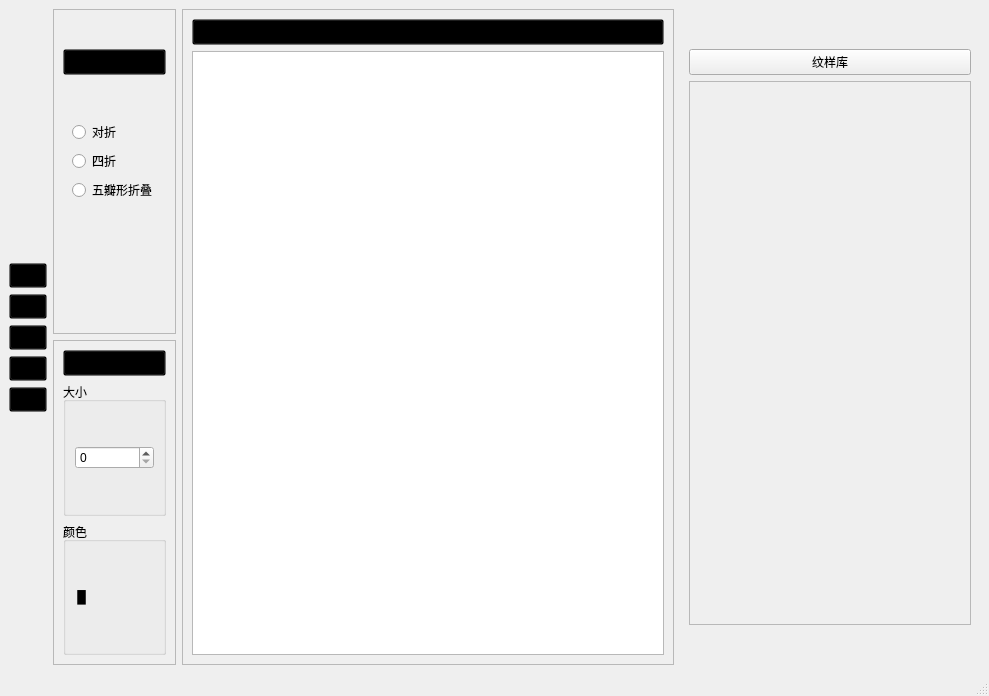
Qt form mainwindow.ui (zeki2333/papercutting-simulation) before a commit.
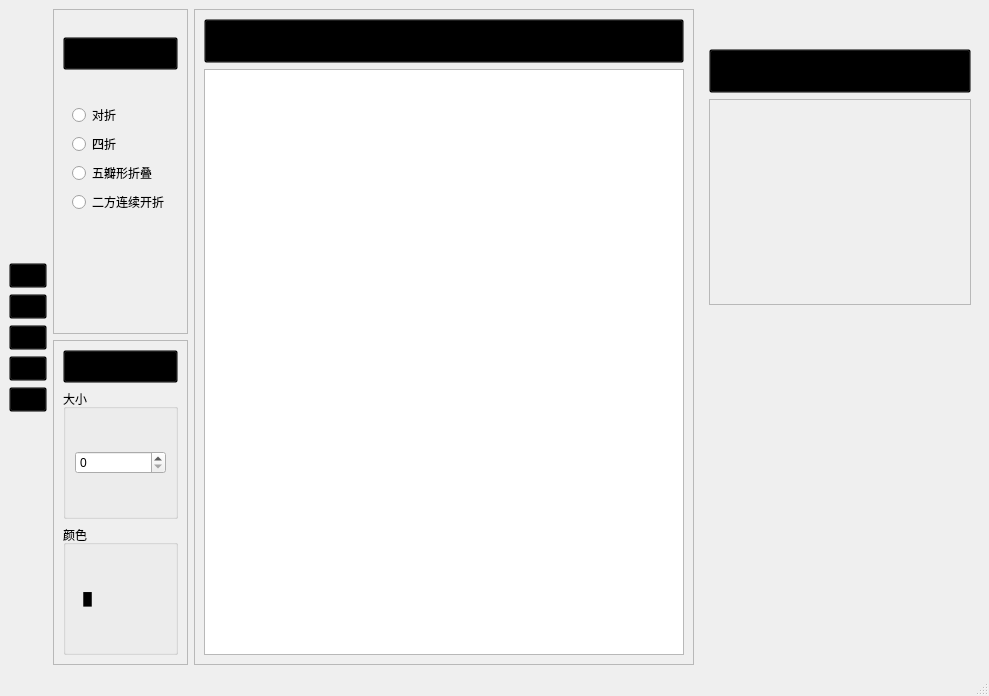
The same form after that commit. Icons and pictures are not drawn.

Commit message: Optimize UI and add a rectangle

Patch:
```diff
--- a/mainwindow.ui
+++ b/mainwindow.ui
@@ -229,12 +229,28 @@
         <layout class="QVBoxLayout" name="verticalLayout_3">
          <item>
           <widget class="QPushButton" name="pushButton">
+           <property name="font">
+            <font>
+             <family>微软雅黑</family>
+             <pointsize>13</pointsize>
+            </font>
+           </property>
            <property name="styleSheet">
             <string notr="true">QPushButton{background-color:transparent;}</string>
            </property>
            <property name="text">
             <string>折叠方式</string>
            </property>
+           <property name="icon">
+            <iconset resource="icon.qrc">
+             <normaloff>:/icon/E:/ENTERTAIN/Picture/icon/fold_mode.png</normaloff>:/icon/E:/ENTERTAIN/Picture/icon/fold_mode.png</iconset>
+           </property>
+           <property name="iconSize">
+            <size>
+             <width>30</width>
+             <height>30</height>
+            </size>
+           </property>
            <property name="autoDefault">
             <bool>false</bool>
            </property>
@@ -275,7 +291,7 @@
              </widget>
             </item>
             <item>
-             <widget class="QRadioButton" name="radioButton_2">
+             <widget class="QRadioButton" name="sizheBtn">
               <property name="text">
                <string>四折</string>
               </property>
@@ -288,6 +304,13 @@
               </property>
              </widget>
             </item>
+            <item>
+             <widget class="QRadioButton" name="erfangBtn">
+              <property name="text">
+               <string>二方连续开折</string>
+              </property>
+             </widget>
+            </item>
            </layout>
           </widget>
          </item>
@@ -308,12 +331,28 @@
         <layout class="QVBoxLayout" name="verticalLayout_4">
          <item>
           <widget class="QPushButton" name="pushButton_2">
+           <property name="font">
+            <font>
+             <family>微软雅黑</family>
+             <pointsize>13</pointsize>
+            </font>
+           </property>
            <property name="styleSheet">
             <string notr="true">QPushButton{background-color:transparent;}</string>
            </property>
            <property name="text">
             <string>属性</string>
            </property>
+           <property name="icon">
+            <iconset resource="icon.qrc">
+             <normaloff>:/icon/E:/ENTERTAIN/Picture/icon/Property.png</normaloff>:/icon/E:/ENTERTAIN/Picture/icon/Property.png</iconset>
+           </property>
+           <property name="iconSize">
+            <size>
+             <width>30</width>
+             <height>30</height>
+            </size>
+           </property>
           </widget>
          </item>
          <item>
@@ -378,12 +417,28 @@
       <layout class="QVBoxLayout" name="verticalLayout_7">
        <item>
         <widget class="QPushButton" name="pushButton_3">
+         <property name="font">
+          <font>
+           <family>微软雅黑</family>
+           <pointsize>18</pointsize>
+          </font>
+         </property>
          <property name="styleSheet">
           <string notr="true">QPushButton{background-color:transparent;}</string>
          </property>
          <property name="text">
           <string>创作区</string>
          </property>
+         <property name="icon">
+          <iconset resource="icon.qrc">
+           <normaloff>:/icon/E:/ENTERTAIN/Picture/icon/create_zone.png</normaloff>:/icon/E:/ENTERTAIN/Picture/icon/create_zone.png</iconset>
+         </property>
+         <property name="iconSize">
+          <size>
+           <width>40</width>
+           <height>40</height>
+          </size>
+         </property>
         </widget>
        </item>
        <item>
@@ -403,39 +458,132 @@
        </property>
        <item>
         <widget class="QPushButton" name="pushButton_4">
+         <property name="font">
+          <font>
+           <family>微软雅黑</family>
+           <pointsize>18</pointsize>
+          </font>
+         </property>
+         <property name="styleSheet">
+          <string notr="true">QPushButton{background-color:transparent;}</string>
+         </property>
          <property name="text">
           <string>纹样库</string>
          </property>
+         <property name="icon">
+          <iconset resource="icon.qrc">
+           <normaloff>:/icon/E:/ENTERTAIN/Picture/icon/Pattern.png</normaloff>:/icon/E:/ENTERTAIN/Picture/icon/Pattern.png</iconset>
+         </property>
+         <property name="iconSize">
+          <size>
+           <width>40</width>
+           <height>40</height>
+          </size>
+         </property>
         </widget>
        </item>
        <item>
         <widget class="QFrame" name="frame_3">
+         <property name="sizePolicy">
+          <sizepolicy hsizetype="Preferred" vsizetype="Preferred">
+           <horstretch>0</horstretch>
+           <verstretch>0</verstretch>
+          </sizepolicy>
+         </property>
+         <property name="minimumSize">
+          <size>
+           <width>0</width>
+           <height>96</height>
+          </size>
+         </property>
+         <property name="baseSize">
+          <size>
+           <width>0</width>
+           <height>0</height>
+          </size>
+         </property>
          <property name="frameShape">
           <enum>QFrame::StyledPanel</enum>
          </property>
          <property name="frameShadow">
           <enum>QFrame::Raised</enum>
          </property>
-         <layout class="QHBoxLayout" name="horizontalLayout_2">
-          <item>
-           <spacer name="horizontalSpacer">
-            <property name="orientation">
-             <enum>Qt::Horizontal</enum>
+         <layout class="QGridLayout" name="gridLayout">
+          <item row="0" column="2">
+           <widget class="QLabel" name="label_4">
+            <property name="styleSheet">
+             <string notr="true">QLabel{image:url(:/icon/E:/ENTERTAIN/Picture/icon/3.png)}</string>
             </property>
-            <property name="sizeType">
-             <enum>QSizePolicy::Fixed</enum>
+            <property name="text">
+             <string/>
             </property>
-            <property name="sizeHint" stdset="0">
-             <size>
-              <width>262</width>
-              <height>20</height>
-             </size>
+           </widget>
+          </item>
+          <item row="0" column="0">
+           <widget class="QLabel" name="label_2">
+            <property name="styleSheet">
+             <string notr="true">QLabel{image:url(:/icon/E:/ENTERTAIN/Picture/icon/round.png)}</string>
             </property>
-           </spacer>
+            <property name="text">
+             <string/>
+            </property>
+           </widget>
+          </item>
+          <item row="0" column="1">
+           <widget class="QLabel" name="label_3">
+            <property name="styleSheet">
+             <string notr="true">QLabel{image:url(:/icon/E:/ENTERTAIN/Picture/icon/moon.png)}</string>
+            </property>
+            <property name="text">
+             <string/>
+            </property>
+           </widget>
+          </item>
+          <item row="0" column="3">
+           <widget class="QLabel" name="label_5">
+            <property name="styleSheet">
+             <string notr="true">QLabel{image:url(:/icon/E:/ENTERTAIN/Picture/icon/4.png)}</string>
+            </property>
+            <property name="text">
+             <string/>
+            </property>
+           </widget>
           </item>
          </layout>
         </widget>
        </item>
+       <item>
+        <spacer name="verticalSpacer_3">
+         <property name="orientation">
+          <enum>Qt::Vertical</enum>
+         </property>
+         <property name="sizeType">
+          <enum>QSizePolicy::Fixed</enum>
+         </property>
+         <property name="sizeHint" stdset="0">
+          <size>
+           <width>20</width>
+           <height>300</height>
+          </size>
+         </property>
+        </spacer>
+       </item>
+       <item>
+        <spacer name="horizontalSpacer">
+         <property name="orientation">
+          <enum>Qt::Horizontal</enum>
+         </property>
+         <property name="sizeType">
+          <enum>QSizePolicy::Fixed</enum>
+         </property>
+         <property name="sizeHint" stdset="0">
+          <size>
+           <width>262</width>
+           <height>20</height>
+          </size>
+         </property>
+        </spacer>
+       </item>
       </layout>
      </widget>
     </item>
```
Left out of the diff: 4 changed lines with no effect on the pictures. The commit also changes 5 other files.
